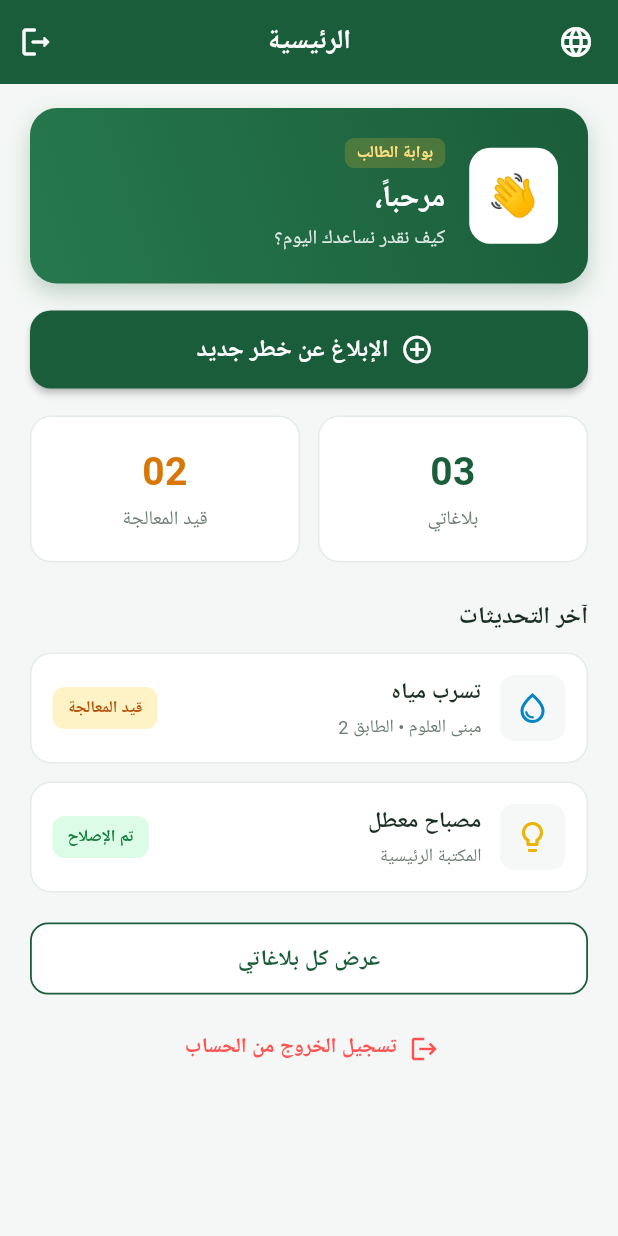
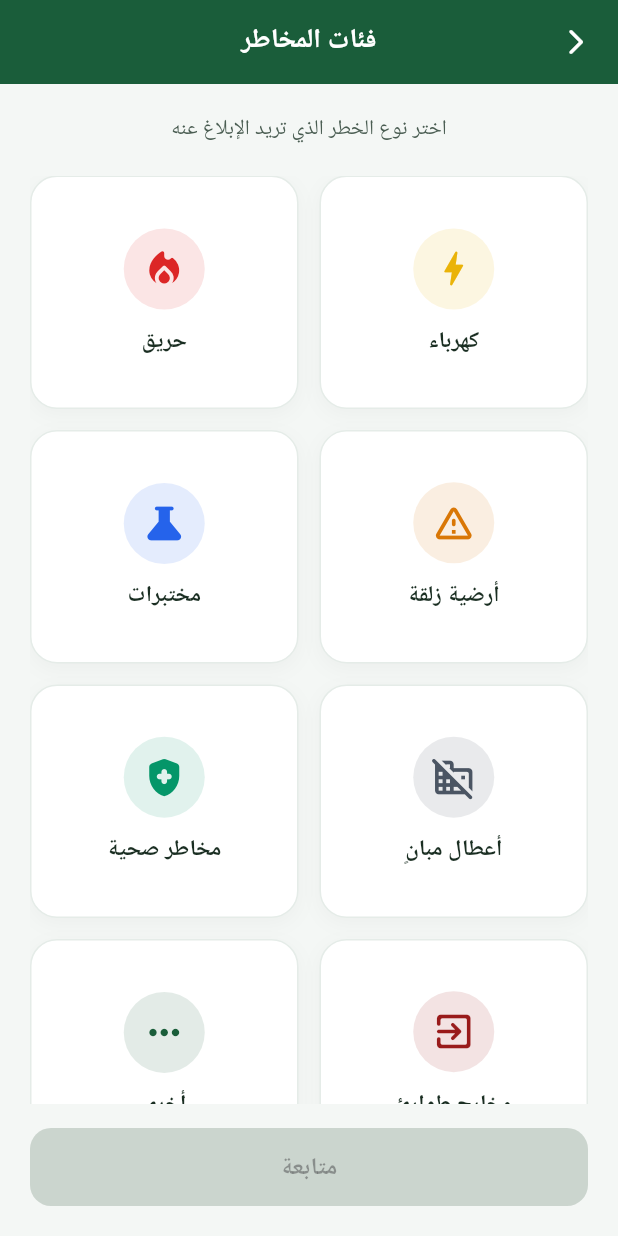
Before and after one commit to brahaltmry446-design/safe_campus, a Flutter app: the StudentHomeScreen screen opened directly with empty values, after a tap on "الإبلاغ عن خطر جديد", on a phone screen of 412 x 824 dp. Run offline on Flutter 3.47's test engine with Material 3 defaults, Android fonts, the phone set to English and light mode, and no system bars; Roboto replaces fonts that are missing (Arial).

Commit message:
Add Hazard Categories screen and connect navigation

```diff
--- /dev/null
+++ b/lib/hazard_categories_screen.dart
@@ -0,0 +1,214 @@
+import 'package:flutter/material.dart';
+
+// كلاس بسيط لتمثيل بيانات كل فئة خطر بوضوح دون تعقيد
+class HazardCategory {
+  final String titleAr;
+  final String titleEn;
+  final IconData icon;
+  final Color color;
+
+  const HazardCategory({
+    required this.titleAr,
+    required this.titleEn,
+    required this.icon,
+    required this.color,
+  });
+}
+
+class HazardCategoriesScreen extends StatefulWidget {
+  final bool isArabic;
+
+  const HazardCategoriesScreen({super.key, this.isArabic = true});
+
+  @override
+  State<HazardCategoriesScreen> createState() => _HazardCategoriesScreenState();
+}
+
+class _HazardCategoriesScreenState extends State<HazardCategoriesScreen> {
+  int? _selectedIndex;
+
+  final List<HazardCategory> _categories = const [
+    HazardCategory(
+      titleAr: 'كهرباء',
+      titleEn: 'Electrical',
+      icon: Icons.bolt_rounded,
+      color: Color(0xFFEAB308),
+    ),
+    HazardCategory(
+      titleAr: 'حريق',
+      titleEn: 'Fire Hazard',
+      icon: Icons.local_fire_department_rounded,
+      color: Color(0xFFDC2626),
+    ),
+    HazardCategory(
+      titleAr: 'أرضية زلقة',
+      titleEn: 'Slippery Floor',
+      icon: Icons.warning_amber_rounded,
+      color: Color(0xFFD97706),
+    ),
+    HazardCategory(
+      titleAr: 'مختبرات',
+      titleEn: 'Laboratories',
+      icon: Icons.science_rounded,
+      color: Color(0xFF2563EB),
+    ),
+    HazardCategory(
+      titleAr: 'أعطال مبانٍ',
+      titleEn: 'Building Faults',
+      icon: Icons.domain_disabled_rounded,
+      color: Color(0xFF4B5563),
+    ),
+    HazardCategory(
+      titleAr: 'مخاطر صحية',
+      titleEn: 'Health Hazards',
+      icon: Icons.health_and_safety_rounded,
+      color: Color(0xFF059669),
+    ),
+    HazardCategory(
+      titleAr: 'مخارج طوارئ',
+      titleEn: 'Emergency Exits',
+      icon: Icons.exit_to_app_rounded,
+      color: Color(0xFF991B1B),
+    ),
+    HazardCategory(
+      titleAr: 'أخرى',
+      titleEn: 'Other',
+      icon: Icons.more_horiz_rounded,
+      color: Color(0xFF1A5D3A),
+    ),
+  ];
+
+  String t(String ar, String en) => widget.isArabic ? ar : en;
+
+  @override
+  Widget build(BuildContext context) {
+    return Directionality(
+      textDirection: widget.isArabic ? TextDirection.rtl : TextDirection.ltr,
+      child: Scaffold(
+        backgroundColor: const Color(0xFFF4F7F5),
+        appBar: AppBar(
+          backgroundColor: const Color(0xFF1A5D3A),
+          elevation: 0,
+          centerTitle: true,
+          leading: IconButton(
+            icon: const Icon(Icons.arrow_back_ios_new_rounded, color: Colors.white, size: 20),
+            onPressed: () => Navigator.pop(context),
+          ),
+          title: Text(
+            t('فئات المخاطر', 'Hazard Categories'),
+            style: const TextStyle(color: Colors.white, fontSize: 18, fontWeight: FontWeight.bold),
+          ),
+        ),
+        body: SafeArea(
+          child: Padding(
+            padding: const EdgeInsets.all(20.0),
+            child: Column(
+              crossAxisAlignment: CrossAxisAlignment.stretch,
+              children: [
+                Text(
+                  t('اختر نوع الخطر الذي تريد الإبلاغ عنه', 'Select the type of hazard you want to report'),
+                  textAlign: TextAlign.center,
+                  style: const TextStyle(
+                    fontSize: 14,
+                    color: Color(0xFF4A5D52),
+                    fontWeight: FontWeight.w500,
+                  ),
+                ),
+                const SizedBox(height: 20),
+                Expanded(
+                  child: GridView.builder(
+                    itemCount: _categories.length,
+                    gridDelegate: const SliverGridDelegateWithFixedCrossAxisCount(
+                      crossAxisCount: 2,
+                      crossAxisSpacing: 14,
+                      mainAxisSpacing: 14,
+                      childAspectRatio: 1.15,
+                    ),
+                    itemBuilder: (context, index) {
+                      final item = _categories[index];
+                      final bool isSelected = _selectedIndex == index;
+                      final String title = widget.isArabic ? item.titleAr : item.titleEn;
+
+                      return GestureDetector(
+                        onTap: () => setState(() => _selectedIndex = index),
+                        child: AnimatedContainer(
+                          duration: const Duration(milliseconds: 200),
+                          decoration: BoxDecoration(
+                            color: isSelected ? const Color(0xFFE3ECE6) : Colors.white,
+                            borderRadius: BorderRadius.circular(18),
+                            border: Border.all(
+                              color: isSelected ? const Color(0xFF1A5D3A) : const Color(0xFFE5ECE8),
+                              width: isSelected ? 2.2 : 1,
+                            ),
+                            boxShadow: [
+                              BoxShadow(
+                                color: Colors.black.withOpacity(0.03),
+                                blurRadius: 10,
+                                offset: const Offset(0, 4),
+                              ),
+                            ],
+                          ),
+                          child: Column(
+                            mainAxisAlignment: MainAxisAlignment.center,
+                            children: [
+                              Container(
+                                padding: const EdgeInsets.all(12),
+                                decoration: BoxDecoration(
+                                  color: item.color.withOpacity(0.12),
+                                  shape: BoxShape.circle,
+                                ),
+                                child: Icon(item.icon, color: item.color, size: 30),
+                              ),
+                              const SizedBox(height: 10),
+                              Text(
+                                title,
+                                style: TextStyle(
+                                  fontSize: 15,
+                                  fontWeight: isSelected ? FontWeight.bold : FontWeight.w600,
+                                  color: const Color(0xFF1A2E22),
+                                ),
+                              ),
+                            ],
+                          ),
+                        ),
+                      );
+                    },
+                  ),
+                ),
+                const SizedBox(height: 16),
+                SizedBox(
+                  height: 52,
+                  child: ElevatedButton(
+                    onPressed: _selectedIndex == null
+                        ? null
+                        : () {
+                      final selectedItem = _categories[_selectedIndex!];
+                      final selectedTitle = widget.isArabic ? selectedItem.titleAr : selectedItem.titleEn;
+
+                      ScaffoldMessenger.of(context).showSnackBar(
+                        SnackBar(
+                          content: Text(t('تم اختيار: $selectedTitle', 'Selected: $selectedTitle')),
+                          backgroundColor: const Color(0xFF1A5D3A),
+                        ),
+                      );
+                    },
+                    style: ElevatedButton.styleFrom(
+                      backgroundColor: const Color(0xFF1A5D3A),
+                      disabledBackgroundColor: const Color(0xFFCBD5CE),
+                      foregroundColor: Colors.white,
+                      shape: RoundedRectangleBorder(borderRadius: BorderRadius.circular(14)),
+                    ),
+                    child: Text(
+                      t('متابعة', 'Continue'),
+                      style: const TextStyle(fontSize: 16, fontWeight: FontWeight.bold),
+                    ),
+                  ),
+                ),
+              ],
+            ),
+          ),
+        ),
+      ),
+    );
+  }
+}
--- a/lib/home_screen.dart
+++ b/lib/home_screen.dart
@@ -1,9 +1,10 @@
 import 'package:flutter/material.dart';
-import 'main.dart'; // للعودة إلى شاشة تسجيل الدخول عند الخروج
+import 'main.dart';
+import 'hazard_categories_screen.dart'; // تم استيراد صفحة فئات المخاطر
 
 class StudentHomeScreen extends StatefulWidget {
   final String userName;
-  final String userRole; // student, worker, admin
+  final String userRole;
   final bool isArabic;
 
   const StudentHomeScreen({
@@ -28,7 +29,6 @@ class _StudentHomeScreenState extends State<StudentHomeScreen> {
 
   String t(String ar, String en) => _isAr ? ar : en;
 
-  // دالة تأكيد تسجيل الخروج
   void _confirmLogout() {
     showDialog(
       context: context,
@@ -51,7 +51,6 @@ class _StudentHomeScreenState extends State<StudentHomeScreen> {
             ElevatedButton(
               onPressed: () {
                 Navigator.pop(ctx);
-                // العودة إلى شاشة تسجيل الدخول وحذف سجل الصفحات السابقة
                 Navigator.pushAndRemoveUntil(
                   context,
                   MaterialPageRoute(
@@ -78,7 +77,6 @@ class _StudentHomeScreenState extends State<StudentHomeScreen> {
 
   @override
   Widget build(BuildContext context) {
-    // تحديد اللقب حسب نوع الحساب
     String roleBadge = widget.userRole == 'student'
         ? t('بوابة الطالب', 'Student Portal')
         : widget.userRole == 'worker'
@@ -93,29 +91,17 @@ class _StudentHomeScreenState extends State<StudentHomeScreen> {
           backgroundColor: const Color(0xFF1A5D3A),
           elevation: 0,
           centerTitle: true,
-          // زر تبديل اللغة السريع
           leading: IconButton(
             icon: const Icon(Icons.language, color: Colors.white),
-            tooltip: t('تغيير اللغة', 'Change Language'),
-            onPressed: () {
-              setState(() {
-                _isAr = !_isAr;
-              });
-            },
+            onPressed: () => setState(() => _isAr = !_isAr),
           ),
           title: Text(
             t('الرئيسية', 'Home'),
-            style: const TextStyle(
-              color: Colors.white,
-              fontSize: 18,
-              fontWeight: FontWeight.bold,
-            ),
+            style: const TextStyle(color: Colors.white, fontSize: 18, fontWeight: FontWeight.bold),
           ),
-          // زر تسجيل الخروج في الشريط العلوي
           actions: [
             IconButton(
               icon: const Icon(Icons.logout_rounded, color: Colors.white),
-              tooltip: t('تسجيل الخروج', 'Logout'),
               onPressed: _confirmLogout,
             ),
           ],
@@ -126,7 +112,7 @@ class _StudentHomeScreenState extends State<StudentHomeScreen> {
             child: Column(
               crossAxisAlignment: CrossAxisAlignment.stretch,
               children: [
-                // 1. بطاقة الترحيب العلوية بالاسم المدخل
+                // 1. بطاقة الترحيب
                 Container(
                   padding: const EdgeInsets.all(20.0),
                   decoration: BoxDecoration(
@@ -136,22 +122,12 @@ class _StudentHomeScreenState extends State<StudentHomeScreen> {
                       end: Alignment.bottomLeft,
                     ),
                     borderRadius: BorderRadius.circular(18),
-                    boxShadow: [
-                      BoxShadow(
-                        color: const Color(0xFF1A5D3A).withOpacity(0.25),
-                        blurRadius: 12,
-                        offset: const Offset(0, 6),
-                      ),
-                    ],
                   ),
                   child: Row(
                     children: [
                       Container(
                         padding: const EdgeInsets.all(12),
-                        decoration: BoxDecoration(
-                          color: Colors.white,
-                          borderRadius: BorderRadius.circular(14),
-                        ),
+                        decoration: BoxDecoration(color: Colors.white, borderRadius: BorderRadius.circular(14)),
                         child: const Text('👋', style: TextStyle(fontSize: 28)),
                       ),
                       const SizedBox(width: 16),
@@ -167,29 +143,18 @@ class _StudentHomeScreenState extends State<StudentHomeScreen> {
                               ),
                               child: Text(
                                 roleBadge,
-                                style: const TextStyle(
-                                  color: Color(0xFFFFE082),
-                                  fontSize: 11,
-                                  fontWeight: FontWeight.bold,
-                                ),
+                                style: const TextStyle(color: Color(0xFFFFE082), fontSize: 11, fontWeight: FontWeight.bold),
                               ),
                             ),
                             const SizedBox(height: 6),
                             Text(
-                              t('مرحباً، ${widget.userName}', 'Welcome,${widget.userName}'),
-                              style: const TextStyle(
-                                fontSize: 20,
-                                fontWeight: FontWeight.bold,
-                                color: Colors.white,
-                              ),
+                              t('مرحباً، ${widget.userName}', 'Welcome, ${widget.userName}'),
+                              style: const TextStyle(fontSize: 20, fontWeight: FontWeight.bold, color: Colors.white),
                             ),
                             const SizedBox(height: 2),
                             Text(
                               t('كيف نقدر نساعدك اليوم؟', 'How can we help you today?'),
-                              style: TextStyle(
-                                fontSize: 13,
-                                color: Colors.white.withOpacity(0.85),
-                              ),
+                              style: TextStyle(fontSize: 13, color: Colors.white.withOpacity(0.85)),
                             ),
                           ],
                         ),
@@ -200,12 +165,17 @@ class _StudentHomeScreenState extends State<StudentHomeScreen> {
 
                 const SizedBox(height: 18),
 
-                // 2. زر الإبلاغ عن خطر الرئيسي
+                // 2. زر الإبلاغ عن خطر الرئيسي (مربوط وجاهز)
                 SizedBox(
                   height: 52,
                   child: ElevatedButton.icon(
                     onPressed: () {
-                      // سنربطه بصفحة فئات المخاطر في الخطوة القادمة
+                      Navigator.push(
+                        context,
+                        MaterialPageRoute(
+                          builder: (context) => HazardCategoriesScreen(isArabic: _isAr),
+                        ),
+                      );
                     },
                     icon: const Icon(Icons.add_circle_outline, size: 22),
                     label: Text(
@@ -216,9 +186,7 @@ class _StudentHomeScreenState extends State<StudentHomeScreen> {
                       backgroundColor: const Color(0xFF1A5D3A),
                       foregroundColor: Colors.white,
                       elevation: 2,
-                      shape: RoundedRectangleBorder(
-                        borderRadius: BorderRadius.circular(14),
-                      ),
+                      shape: RoundedRectangleBorder(borderRadius: BorderRadius.circular(14)),
                     ),
                   ),
                 ),
@@ -251,11 +219,7 @@ class _StudentHomeScreenState extends State<StudentHomeScreen> {
                 // 4. قسم آخر التحديثات
                 Text(
                   t('آخر التحديثات', 'Recent Updates'),
-                  style: const TextStyle(
-                    fontSize: 16,
-                    fontWeight: FontWeight.bold,
-                    color: Color(0xFF1A2E22),
-                  ),
+                  style: const TextStyle(fontSize: 16, fontWeight: FontWeight.bold, color: Color(0xFF1A2E22)),
                 ),
 
                 const SizedBox(height: 12),
@@ -293,9 +257,7 @@ class _StudentHomeScreenState extends State<StudentHomeScreen> {
                       backgroundColor: Colors.white,
                       foregroundColor: const Color(0xFF1A5D3A),
                       side: const BorderSide(color: Color(0xFF1A5D3A), width: 1.2),
-                      shape: RoundedRectangleBorder(
-                        borderRadius: BorderRadius.circular(12),
-                      ),
+                      shape: RoundedRectangleBorder(borderRadius: BorderRadius.circular(12)),
                     ),
                     child: Text(
                       t('عرض كل بلاغاتي', 'View All My Reports'),
@@ -306,7 +268,7 @@ class _StudentHomeScreenState extends State<StudentHomeScreen> {
 
                 const SizedBox(height: 12),
 
-                // 6. زر تسجيل الخروج السفلي الإضافي لسهولة الوصول
+                // 6. زر تسجيل الخروج السفلي
                 TextButton.icon(
                   onPressed: _confirmLogout,
                   icon: const Icon(Icons.logout, color: Colors.redAccent, size: 20),
@@ -323,11 +285,7 @@ class _StudentHomeScreenState extends State<StudentHomeScreen> {
     );
   }
 
-  Widget _buildStatCard({
-    required String count,
-    required String label,
-    required Color numberColor,
-  }) {
+  Widget _buildStatCard({required String count, required String label, required Color numberColor}) {
     return Container(
       padding: const EdgeInsets.symmetric(vertical: 18, horizontal: 16),
       decoration: BoxDecoration(
@@ -337,15 +295,9 @@ class _StudentHomeScreenState extends State<StudentHomeScreen> {
       ),
       child: Column(
         children: [
-          Text(
-            count,
-            style: TextStyle(fontSize: 26, fontWeight: FontWeight.bold, color: numberColor),
-          ),
+          Text(count, style: TextStyle(fontSize: 26, fontWeight: FontWeight.bold, color: numberColor)),
           const SizedBox(height: 4),
-          Text(
-            label,
-            style: const TextStyle(fontSize: 13, color: Color(0xFF6B7C72), fontWeight: FontWeight.w500),
-          ),
+          Text(label, style: const TextStyle(fontSize: 13, color: Color(0xFF6B7C72), fontWeight: FontWeight.w500)),
         ],
       ),
     );
@@ -371,10 +323,7 @@ class _StudentHomeScreenState extends State<StudentHomeScreen> {
         children: [
           Container(
             padding: const EdgeInsets.all(10),
-            decoration: BoxDecoration(
-              color: const Color(0xFFF6F8F7),
-              borderRadius: BorderRadius.circular(10),
-            ),
+            decoration: BoxDecoration(color: const Color(0xFFF6F8F7), borderRadius: BorderRadius.circular(10)),
             child: Icon(icon, color: iconColor, size: 24),
           ),
           const SizedBox(width: 12),
@@ -382,28 +331,16 @@ class _StudentHomeScreenState extends State<StudentHomeScreen> {
             child: Column(
               crossAxisAlignment: CrossAxisAlignment.start,
               children: [
-                Text(
-                  title,
-                  style: const TextStyle(fontSize: 15, fontWeight: FontWeight.bold, color: Color(0xFF1A2E22)),
-                ),
+                Text(title, style: const TextStyle(fontSize: 15, fontWeight: FontWeight.bold, color: Color(0xFF1A2E22))),
                 const SizedBox(height: 4),
-                Text(
-                  location,
-                  style: const TextStyle(fontSize: 12, color: Color(0xFF6B7C72)),
-                ),
+                Text(location, style: const TextStyle(fontSize: 12, color: Color(0xFF6B7C72))),
               ],
             ),
           ),
           Container(
             padding: const EdgeInsets.symmetric(horizontal: 10, vertical: 6),
-            decoration: BoxDecoration(
-              color: statusBgColor,
-              borderRadius: BorderRadius.circular(8),
-            ),
-            child: Text(
-              status,
-              style: TextStyle(fontSize: 11, fontWeight: FontWeight.bold, color: statusTextColor),
-            ),
+            decoration: BoxDecoration(color: statusBgColor, borderRadius: BorderRadius.circular(8)),
+            child: Text(status, style: TextStyle(fontSize: 11, fontWeight: FontWeight.bold, color: statusTextColor)),
           ),
         ],
       ),
```
